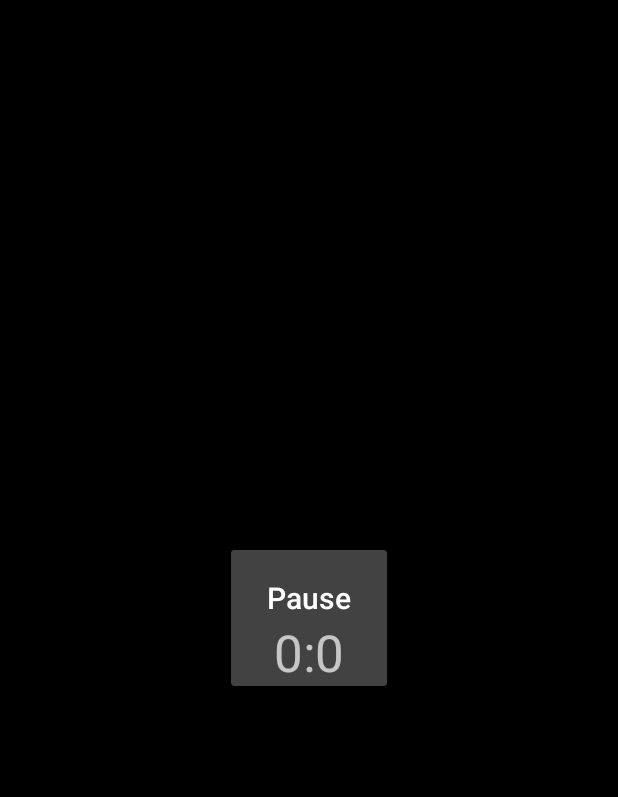
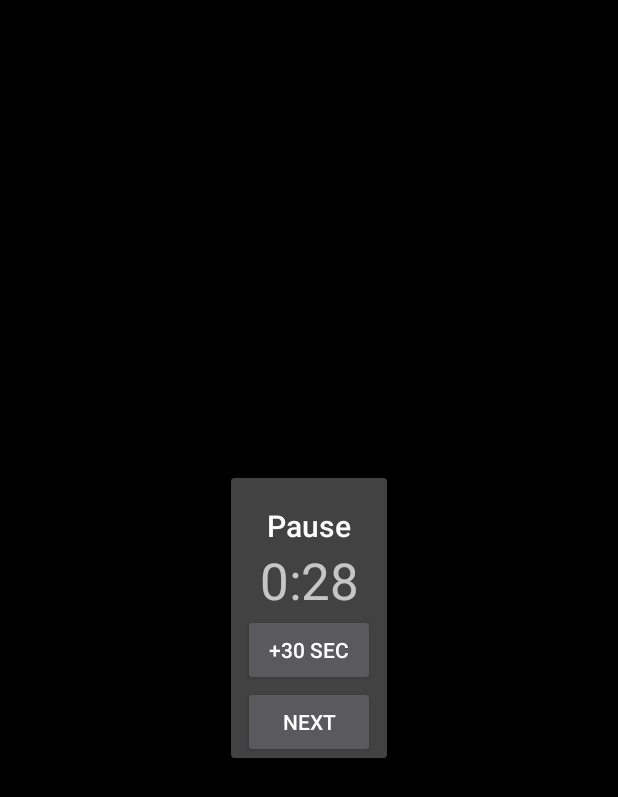
Before and after one commit to docfr10/Medical-rehabilitation, an Android app: the Rest screen opened directly, with no data from a screen before it, on a phone screen of 412 x 824 dp. Shown: the top 797 px of the screen. Run offline under Robolectric (Android 15) with nearby library versions, the light colour scheme and no system bars.

Commit message:
Fixed rest and training screen, title

```diff
--- a/app/src/main/AndroidManifest.xml
+++ b/app/src/main/AndroidManifest.xml
@@ -50,7 +50,7 @@
             android:exported="false"
             android:label="@string/pause"
             android:screenOrientation="portrait"
-            android:theme="@style/Theme.AppCompat.Dialog" >
+            android:theme="@style/MyStyleDialog" >
             <meta-data
                 android:name="android.support.PARENT_ACTIVITY"
                 android:value=".MainActivity" />
--- a/app/src/main/java/com/example/medicalrehabilitation/MainActivity.kt
+++ b/app/src/main/java/com/example/medicalrehabilitation/MainActivity.kt
@@ -4,7 +4,6 @@ import android.app.*
 import android.content.Intent
 import android.os.Bundle
 import android.widget.Button
-import android.widget.ImageButton
 import androidx.appcompat.app.AppCompatActivity
 
 
@@ -34,10 +33,8 @@ class MainActivity : AppCompatActivity() {
     private fun buttonClick() {
         //Переход с помощью кнопки к тренировке
         beginbutton.setOnClickListener {
-            /////////////////////////////////////////////////////////////
             val intent = Intent(this@MainActivity, Training::class.java)
             startActivity(intent)
-            //////////////////////////////////////////////////////////////
         }
 
         //Переход с помощью кнопки к информации о приложении
--- a/app/src/main/java/com/example/medicalrehabilitation/NextTraining.kt
+++ b/app/src/main/java/com/example/medicalrehabilitation/NextTraining.kt
@@ -69,14 +69,14 @@ class NextTraining : AppCompatActivity() {
         val date = Date(time)
         val dateFormat = android.text.format.DateFormat.getLongDateFormat(applicationContext)
         val timeFormat = android.text.format.DateFormat.getTimeFormat(applicationContext)
-        val intent1 = Intent(this@NextTraining, MainActivity::class.java)
+        val intent1 = Intent(this@NextTraining, SendMail::class.java)
 
         AlertDialog.Builder(this)
             .setTitle(R.string.notification_scheduled)
             .setMessage(
                 dateFormat.format(date) + " " + timeFormat.format(date)
             )
-            .setPositiveButton(R.string.clear) { dialog, id -> startActivity(intent1) }
+            .setPositiveButton(R.string.clear) { _, _ -> startActivity(intent1) }
             .show()
     }
 
--- a/app/src/main/java/com/example/medicalrehabilitation/Rest.kt
+++ b/app/src/main/java/com/example/medicalrehabilitation/Rest.kt
@@ -4,27 +4,33 @@ import android.media.MediaPlayer
 import androidx.appcompat.app.AppCompatActivity
 import android.os.Bundle
 import android.os.CountDownTimer
+import android.widget.Button
 import android.widget.TextView
 
 //Класс, отвечающий за работу RestActivity
 class Rest : AppCompatActivity() {
     private lateinit var timertextView: TextView //Текстовое поле, отображающее время на таймере
     private var timer: CountDownTimer? = null //Таймер
-    private var millisStart: Long = 2000; //120000 //Время отдыха
+    private var millisStart: Long = 30000; //120000 //Время отдыха
     private var millisLeft: Long = millisStart //Время, оставщееся до конца отдыха
     private lateinit var soundOfStop: MediaPlayer //Звук, оповещающий об окончании отдыха
+    private lateinit var plus30SecButton: Button
+    private lateinit var nextButton: Button
 
     override fun onCreate(savedInstanceState: Bundle?) {
         super.onCreate(savedInstanceState)
         setContentView(R.layout.activity_rest)
 
         timertextView = findViewById(R.id.timer_textView_rest)
+        plus30SecButton = findViewById(R.id.plus30sec_button)
+        nextButton = findViewById(R.id.next_button2)
         soundOfStop = MediaPlayer.create(this, R.raw.sound_stop)
     }
 
     override fun onResume() {
         super.onResume()
         timerResume()
+        buttonClick()
     }
 
     override fun onPause() {
@@ -32,6 +38,17 @@ class Rest : AppCompatActivity() {
         timerPause()
         soundPause(soundOfStop)
     }
+
+    private fun buttonClick() {
+        plus30SecButton.setOnClickListener {
+            plus30Sec(30000)
+        }
+
+        nextButton.setOnClickListener {
+            super.finish()
+        }
+    }
+
 
     //Запуск и проверка таймера на окончание
     private fun timerStart(millisInFuture: Long) {
@@ -61,6 +78,11 @@ class Rest : AppCompatActivity() {
         timerStart(millisLeft);
     }
 
+    private fun plus30Sec(millisPlus: Long) {
+        timer?.cancel()
+        timerStart(millisLeft + millisPlus)
+    }
+
     //Проигрывание звука
     private fun soundPlay(sound: MediaPlayer) {
         sound.start()
--- a/app/src/main/res/layout/activity_rest.xml
+++ b/app/src/main/res/layout/activity_rest.xml
@@ -6,15 +6,44 @@
     android:layout_height="match_parent"
     tools:context=".Rest">
 
-    <TextView
-        android:id="@+id/timer_textView_rest"
+    <LinearLayout
         android:layout_width="wrap_content"
         android:layout_height="wrap_content"
-        android:text="@string/pause"
-        android:textSize="34sp"
+        android:layout_centerHorizontal="true"
+        android:layout_centerVertical="true"
+        android:gravity="center"
+        android:orientation="vertical"
         app:layout_constraintBottom_toBottomOf="parent"
         app:layout_constraintEnd_toEndOf="parent"
         app:layout_constraintHorizontal_bias="0.5"
         app:layout_constraintStart_toStartOf="parent"
-        app:layout_constraintTop_toTopOf="parent" />
+        app:layout_constraintTop_toTopOf="parent"
+        tools:ignore="MissingConstraints">
+
+        <TextView
+            android:id="@+id/timer_textView_rest"
+            android:layout_width="match_parent"
+            android:layout_height="match_parent"
+            android:layout_gravity="center"
+            android:gravity="center"
+            android:text="@string/pause"
+            android:textSize="34sp" />
+
+        <Button
+            android:id="@+id/plus30sec_button"
+            android:layout_width="wrap_content"
+            android:layout_height="match_parent"
+            android:layout_gravity="center"
+            android:gravity="center"
+            android:text="@string/plus30sec" />
+
+        <Button
+            android:id="@+id/next_button2"
+            android:layout_width="wrap_content"
+            android:layout_height="wrap_content"
+            android:layout_gravity="center"
+            android:gravity="center"
+            android:text="@string/next" />
+    </LinearLayout>
+
 </androidx.constraintlayout.widget.ConstraintLayout>
--- a/app/src/main/res/values-night/themes.xml
+++ b/app/src/main/res/values-night/themes.xml
@@ -1,6 +1,6 @@
 <resources xmlns:tools="http://schemas.android.com/tools">
     <!-- Base application theme. -->
-    <style name="Theme.MedicalRehabilitation" parent="Theme.MaterialComponents.DayNight.DarkActionBar">
+    <style name="Theme.MedicalRehabilitation" parent="Theme.MaterialComponents.DayNight.NoActionBar">
         <!-- Primary brand color. -->
         <item name="colorPrimary">@color/purple_200</item>
         <item name="colorPrimaryVariant">@color/purple_700</item>
@@ -13,4 +13,8 @@
         <item name="android:statusBarColor" tools:targetApi="l">?attr/colorPrimaryVariant</item>
         <!-- Customize your theme here. -->
     </style>
+    <!-- Запрет диалоговому окну исчезать при нажатии за его пределы -->
+    <style name="MyStyleDialog" parent="@style/Base.Theme.AppCompat.Dialog">
+        <item name="android:windowCloseOnTouchOutside">false</item>
+    </style>
 </resources>
--- a/app/src/main/res/values/strings.xml
+++ b/app/src/main/res/values/strings.xml
@@ -37,4 +37,5 @@
     <string name="was_painful">Was it painful when doing the exercises?</string>
     <string name="failed_exercieses">What exercises failed to do?</string>
     <string name="send">Send</string>
+    <string name="plus30sec">+30 sec</string>
 </resources>
--- a/app/src/main/res/values/themes.xml
+++ b/app/src/main/res/values/themes.xml
@@ -1,6 +1,6 @@
 <resources xmlns:tools="http://schemas.android.com/tools">
     <!-- Base application theme. -->
-    <style name="Theme.MedicalRehabilitation" parent="Theme.MaterialComponents.DayNight.DarkActionBar">
+    <style name="Theme.MedicalRehabilitation" parent="Theme.MaterialComponents.DayNight.NoActionBar">
         <!-- Primary brand color. -->
         <item name="colorPrimary">@color/purple_500</item>
         <item name="colorPrimaryVariant">@color/purple_700</item>
@@ -12,10 +12,15 @@
         <!-- Status bar color. -->
         <item name="android:statusBarColor" tools:targetApi="l">?attr/colorPrimaryVariant</item>
         <!-- Customize your theme here. -->
+
     </style>
     <!-- Splash screen here -->
     <style name="SplashTheme" parent="Theme.AppCompat.NoActionBar">
         <item name="android:windowBackground">@drawable/icon</item>
         <item name="android:windowFullscreen">true</item>
     </style>
+    <!-- Запрет диалоговому окну исчезать при нажатии за его пределы -->
+    <style name="MyStyleDialog" parent="@style/Base.Theme.AppCompat.Dialog">
+        <item name="android:windowCloseOnTouchOutside">false</item>
+    </style>
 </resources>
```
Also changed, not shown: app/src/main/java/com/example/medicalrehabilitation/Training.kt (+10 -21 lines), 1 other file.
